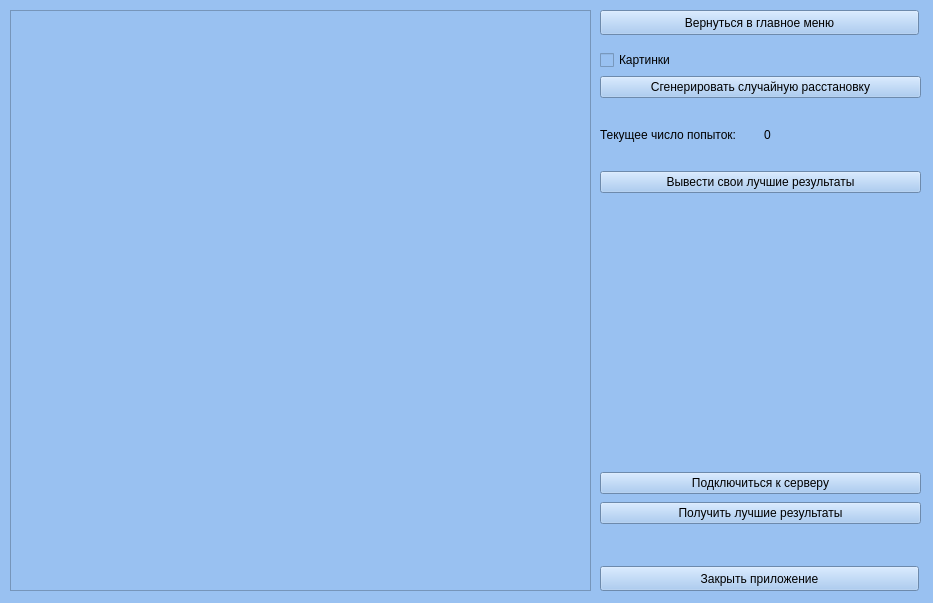
Above: 15-puzzle/puzzle15.ui from 4rt3mio/Kursovaya before the change. Below: the same form after it.
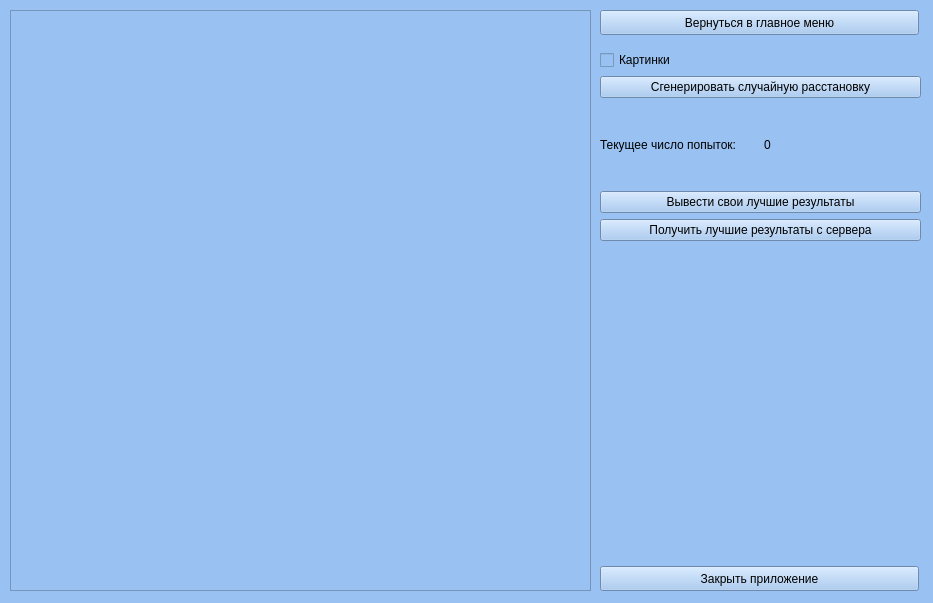
That is the form after the change. Icons and pictures are not drawn.

Patch:
```diff
--- a/15-puzzle/puzzle15.ui
+++ b/15-puzzle/puzzle15.ui
@@ -32,7 +32,7 @@
      <x>600</x>
      <y>50</y>
      <width>321</width>
-     <height>143</height>
+     <height>191</height>
     </rect>
    </property>
    <layout class="QVBoxLayout" name="verticalLayout">
@@ -87,29 +87,13 @@
       </property>
      </widget>
     </item>
-   </layout>
-  </widget>
-  <widget class="QWidget" name="layoutWidget">
-   <property name="geometry">
-    <rect>
-     <x>600</x>
-     <y>470</y>
-     <width>321</width>
-     <height>58</height>
-    </rect>
-   </property>
-   <layout class="QVBoxLayout" name="verticalLayout_2">
-    <item>
-     <widget class="QPushButton" name="bnt_connect_to_server">
-      <property name="text">
-       <string>Подключиться к серверу</string>
-      </property>
-     </widget>
-    </item>
     <item>
      <widget class="QPushButton" name="bnt_servr_result">
       <property name="text">
-       <string>Получить лучшие результаты</string>
+       <string>Получить лучшие результаты с сервера</string>
+      </property>
+      <property name="icon">
+       <iconset theme="applications-internet"/>
       </property>
      </widget>
     </item>
```
